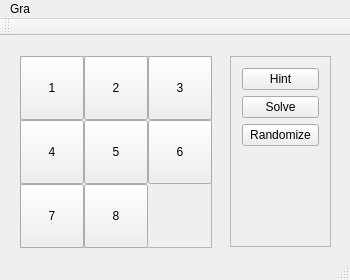
Before: the Qt Designer form puzzle_graficznie/mainwindow.ui in Lambada9992/puzzle_graficznie, drawn with Qt 5.
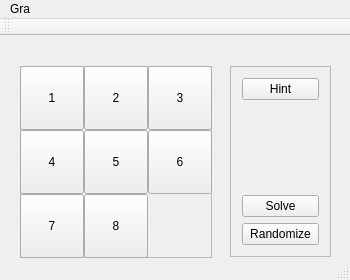
After: the same form once the commit is applied.

What changed in the file:
```diff
--- a/puzzle_graficznie/mainwindow.ui
+++ b/puzzle_graficznie/mainwindow.ui
@@ -42,7 +42,7 @@
     <property name="geometry">
      <rect>
       <x>20</x>
-      <y>20</y>
+      <y>30</y>
       <width>192</width>
       <height>192</height>
      </rect>
@@ -189,7 +189,7 @@
     <property name="geometry">
      <rect>
       <x>230</x>
-      <y>20</y>
+      <y>30</y>
       <width>101</width>
       <height>191</height>
      </rect>
@@ -210,20 +210,6 @@
          </property>
         </widget>
        </item>
-       <item>
-        <widget class="QPushButton" name="przycisk_solve">
-         <property name="text">
-          <string>Solve</string>
-         </property>
-        </widget>
-       </item>
-       <item>
-        <widget class="QPushButton" name="randomize">
-         <property name="text">
-          <string>Randomize</string>
-         </property>
-        </widget>
-       </item>
        <item>
         <spacer name="verticalSpacer">
          <property name="orientation">
@@ -237,10 +223,40 @@
          </property>
         </spacer>
        </item>
+       <item>
+        <widget class="QPushButton" name="przycisk_solve">
+         <property name="text">
+          <string>Solve</string>
+         </property>
+        </widget>
+       </item>
+       <item>
+        <widget class="QPushButton" name="randomize">
+         <property name="text">
+          <string>Randomize</string>
+         </property>
+        </widget>
+       </item>
       </layout>
      </item>
     </layout>
    </widget>
+   <widget class="QLabel" name="label">
+    <property name="geometry">
+     <rect>
+      <x>20</x>
+      <y>0</y>
+      <width>301</width>
+      <height>21</height>
+     </rect>
+    </property>
+    <property name="styleSheet">
+     <string notr="true">font: 75 10pt &quot;MS Shell Dlg 2&quot; red;</string>
+    </property>
+    <property name="text">
+     <string/>
+    </property>
+   </widget>
   </widget>
   <widget class="QMenuBar" name="menuBar">
    <property name="geometry">
```
Left out of the diff: 9 changed lines with no effect on the pictures.
